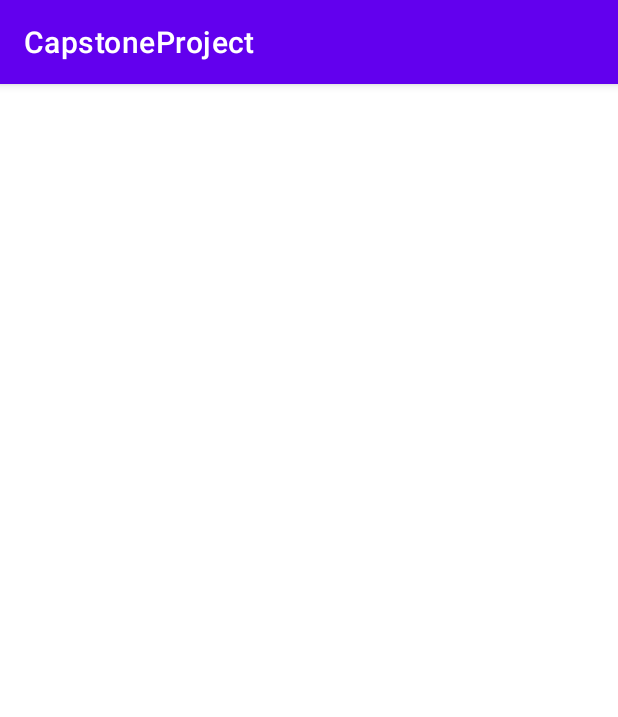
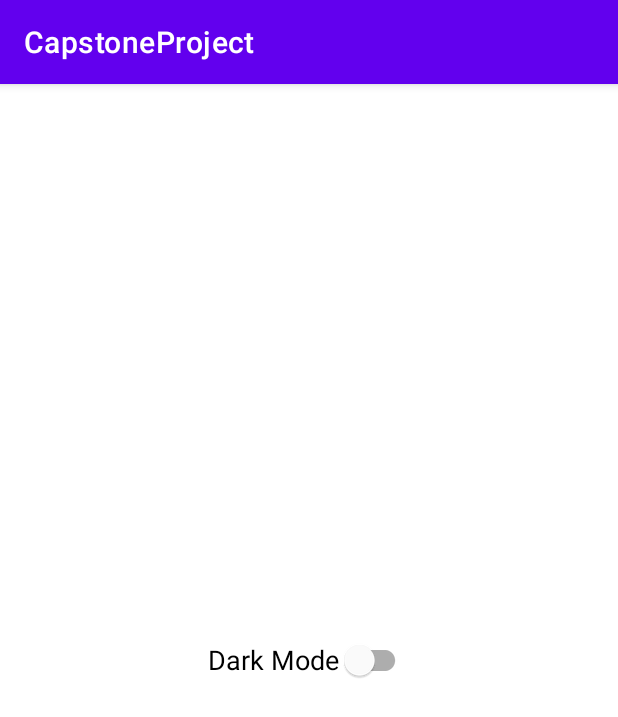
Before and after one commit to FaishalFaruq02/CapstoneProject, an Android app: the SettingsActivity screen opened directly, with no data from a screen before it, on a phone screen of 412 x 824 dp. Shown: the top 717 px of the screen. Run offline under Robolectric (Android 15) with nearby library versions, the phone set to English and light mode, and no system bars.

Commit message:
add dark mode

```diff
--- a/app/src/main/java/com/example/capstoneproject/ui/profile/settings/SettingsActivity.kt
+++ b/app/src/main/java/com/example/capstoneproject/ui/profile/settings/SettingsActivity.kt
@@ -1,21 +1,59 @@
 package com.example.capstoneproject.ui.profile.settings
 
+import android.content.Context
+import android.content.SharedPreferences
 import android.os.Bundle
+import android.widget.CompoundButton
 import androidx.activity.enableEdgeToEdge
 import androidx.appcompat.app.AppCompatActivity
+import androidx.appcompat.app.AppCompatDelegate
 import androidx.core.view.ViewCompat
 import androidx.core.view.WindowInsetsCompat
 import com.example.capstoneproject.R
+import com.example.capstoneproject.databinding.ActivitySettingsBinding
+import com.google.android.material.switchmaterial.SwitchMaterial
 
 class SettingsActivity : AppCompatActivity() {
+    private lateinit var binding: ActivitySettingsBinding
+    private lateinit var sharedPreferences: SharedPreferences
+
     override fun onCreate(savedInstanceState: Bundle?) {
         super.onCreate(savedInstanceState)
         enableEdgeToEdge()
-        setContentView(R.layout.activity_settings)
+        // Initialize View Binding
+        binding = ActivitySettingsBinding.inflate(layoutInflater)
+        setContentView(binding.root)
         ViewCompat.setOnApplyWindowInsetsListener(findViewById(R.id.main)) { v, insets ->
             val systemBars = insets.getInsets(WindowInsetsCompat.Type.systemBars())
             v.setPadding(systemBars.left, systemBars.top, systemBars.right, systemBars.bottom)
             insets
         }
+        sharedPreferences = getSharedPreferences("settings_pref", Context.MODE_PRIVATE)
+
+        setupDarkMode()
+    }
+
+    private fun setupDarkMode() {
+        val switchTheme = binding.switchTheme
+        val isDarkModeActive = sharedPreferences.getBoolean("dark_mode", false)
+        switchTheme.isChecked = isDarkModeActive
+
+        if (isDarkModeActive) {
+            AppCompatDelegate.setDefaultNightMode(AppCompatDelegate.MODE_NIGHT_YES)
+        } else {
+            AppCompatDelegate.setDefaultNightMode(AppCompatDelegate.MODE_NIGHT_NO)
+        }
+
+        switchTheme.setOnCheckedChangeListener { _: CompoundButton?, isChecked: Boolean ->
+            with(sharedPreferences.edit()) {
+                putBoolean("dark_mode", isChecked)
+                apply()
+            }
+            if (isChecked) {
+                AppCompatDelegate.setDefaultNightMode(AppCompatDelegate.MODE_NIGHT_YES)
+            } else {
+                AppCompatDelegate.setDefaultNightMode(AppCompatDelegate.MODE_NIGHT_NO)
+            }
+        }
     }
 }
--- a/app/src/main/res/layout/activity_settings.xml
+++ b/app/src/main/res/layout/activity_settings.xml
@@ -7,4 +7,27 @@
     android:layout_height="match_parent"
     tools:context=".ui.profile.settings.SettingsActivity">
 
+    <com.google.android.material.switchmaterial.SwitchMaterial
+        android:id="@+id/switch_theme"
+        android:layout_width="wrap_content"
+        android:layout_height="wrap_content"
+        android:text="@string/dark_mode"
+        android:textSize="18sp"
+        app:layout_constraintBottom_toBottomOf="parent"
+        app:layout_constraintEnd_toEndOf="parent"
+        app:layout_constraintStart_toStartOf="parent"
+        app:layout_constraintTop_toTopOf="parent" />
+
+    <ProgressBar
+        android:id="@+id/progressBar"
+        style="?android:attr/progressBarStyle"
+        android:layout_width="wrap_content"
+        android:layout_height="wrap_content"
+        android:visibility="gone"
+        app:layout_constraintBottom_toBottomOf="parent"
+        app:layout_constraintEnd_toEndOf="parent"
+        app:layout_constraintStart_toStartOf="parent"
+        app:layout_constraintTop_toTopOf="parent"
+        tools:visibility="visible"/>
+
 </androidx.constraintlayout.widget.ConstraintLayout>
--- a/app/src/main/res/values/strings.xml
+++ b/app/src/main/res/values/strings.xml
@@ -30,4 +30,5 @@
     <string name="Settings">Settings</string>
     <string name="Update_Settings">Update Your Settings</string>
     <string name="User_Name">User Name</string>
+    <string name="dark_mode">Dark Mode</string>
 </resources>
```
Also changed, not shown: app/src/main/java/com/example/capstoneproject/ui/home/BookAdapter.kt (+17 -5 lines), app/src/main/java/com/example/capstoneproject/ui/home/BookResponse.kt (+28 -7 lines).
